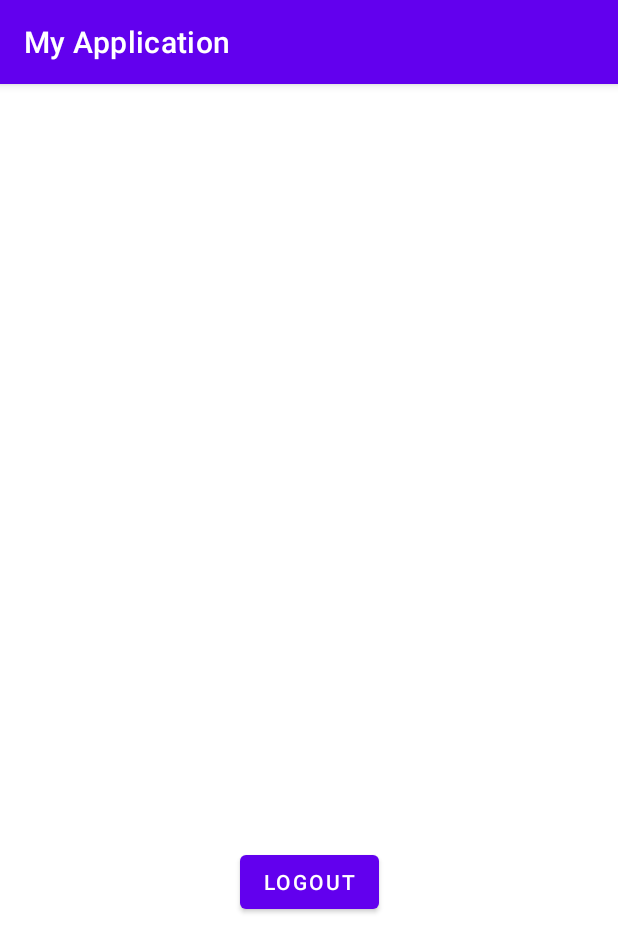
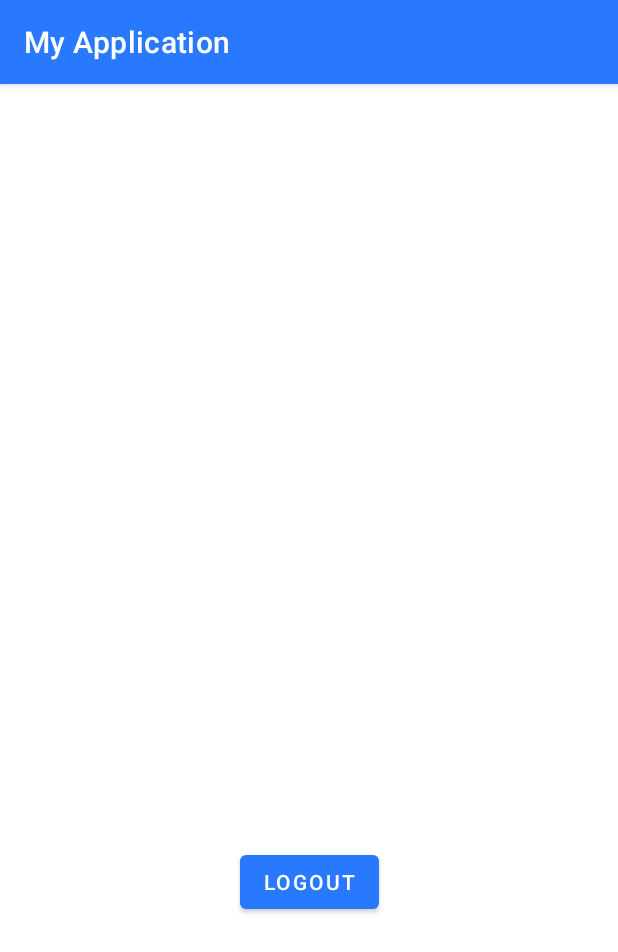
Before and after one commit to vamseevk2001/Kart-X, an Android app: the screen it shows after launch once a user with an empty profile is signed in (Profile), after a tap on an icon or button, on a phone screen of 412 x 824 dp. Shown: the top 952 px of the screen. Run offline under Robolectric (Android 15) with nearby library versions, the phone set to English and light mode, and no system bars; our stand-ins replace CircleImageView, Firebase (no records; nobody signed in at launch, a user with empty details on screens opened directly), Picasso; libraries missing offline, so code that uses them is left out: com.denzcoskun.imageslider; pictures from the network do not load; 9 statements that could not run were skipped.

```diff
--- a/app/build.gradle
+++ b/app/build.gradle
@@ -52,6 +52,6 @@ dependencies {
     // When using the BoM, you don't specify versions in Firebase library dependencies
     implementation 'com.google.firebase:firebase-auth'
     implementation 'com.squareup.picasso:picasso:2.71828'
-
+    implementation 'de.hdodenhof:circleimageview:3.1.0'
     implementation 'com.firebaseui:firebase-ui-database:7.1.1'
 }
--- a/app/src/main/java/com/shapps/myapplication/Dashboard.java
+++ b/app/src/main/java/com/shapps/myapplication/Dashboard.java
@@ -15,11 +15,17 @@ import com.bumptech.glide.Glide;
 import com.denzcoskun.imageslider.ImageSlider;
 import com.denzcoskun.imageslider.models.SlideModel;
 import com.firebase.ui.database.FirebaseRecyclerOptions;
+import com.google.android.gms.auth.api.signin.GoogleSignIn;
+import com.google.android.gms.auth.api.signin.GoogleSignInAccount;
+import com.google.android.material.imageview.ShapeableImageView;
 import com.google.firebase.database.DatabaseReference;
 import com.google.firebase.database.FirebaseDatabase;
+import com.squareup.picasso.Picasso;
 
 import java.util.ArrayList;
 import java.util.List;
+
+import de.hdodenhof.circleimageview.CircleImageView;
 
 public class Dashboard extends AppCompatActivity {
 
@@ -29,11 +35,12 @@ public class Dashboard extends AppCompatActivity {
     String img_url3 = "https://images-eu.ssl-images-amazon.com/images/G/31/img21/Laptops/Microsoft/Surface-Days/Surface-Pro-X-1242x450._CB656766391_SY500_.jpg"; //sony
     String img_url4 = "https://images-eu.ssl-images-amazon.com/images/G/31/img20/Audio/Sony/NYC/Boat_Hero_1242x450.jpg"; //boat
     String img_url5 = "https://images-eu.ssl-images-amazon.com/images/G/31/img21/Monitors/Co-op/LG/ED_monitors_1242x450.jpg";//lg monitor
-
+    Intent intent = getIntent();
 
     private RecyclerView recyclerView;
     ProductsAdapter adapter;
     DatabaseReference mbase;
+    CircleImageView avatar;
 
     @Override
     protected void onCreate(Bundle savedInstanceState) {
@@ -50,6 +57,12 @@ public class Dashboard extends AppCompatActivity {
         imageList.add(new SlideModel(img_url4));
         imageList.add(new SlideModel(img_url5));
         imageSlider.setImageList(imageList, false);
+
+
+        GoogleSignInAccount signInAccount = GoogleSignIn.getLastSignedInAccount(getApplicationContext());
+        avatar = findViewById(R.id.avatar);
+
+        Glide.with(getApplicationContext()).load(signInAccount.getPhotoUrl()).into(avatar);
 
         setRecyclerView();
 
--- a/app/src/main/java/com/shapps/myapplication/Profile.java
+++ b/app/src/main/java/com/shapps/myapplication/Profile.java
@@ -26,7 +26,6 @@ public class Profile extends AppCompatActivity {
         logout=findViewById(R.id.logout_id);
         name = findViewById(R.id.name);
         mail = findViewById(R.id.mail);
-        avatar = findViewById(R.id.avatar);
 
 
         GoogleSignInAccount signInAccount = GoogleSignIn.getLastSignedInAccount(this);
@@ -34,6 +33,8 @@ public class Profile extends AppCompatActivity {
                name.setText(signInAccount.getDisplayName());
                mail.setText(signInAccount.getEmail());
                Log.d("display Picture",signInAccount.getPhotoUrl().toString());
+               Intent intent = new Intent(this, Dashboard.class);
+               intent.putExtra("displayImage", signInAccount.getPhotoUrl().toString());
            }
         logout.setOnClickListener(new View.OnClickListener() {
             @Override
--- a/app/src/main/res/values/colors.xml
+++ b/app/src/main/res/values/colors.xml
@@ -11,4 +11,5 @@
     <color name="ghostWhite">#f8f8ff</color>
     <color name="duskYellow">#ffff05</color>
     <color name="lightGrey">#d3d3d3</color>
+    <color name="blue">#2979FF</color>
 </resources>
--- a/app/src/main/res/values/themes.xml
+++ b/app/src/main/res/values/themes.xml
@@ -2,8 +2,8 @@
     <!-- Base application theme. -->
     <style name="Theme.MyApplication" parent="Theme.MaterialComponents.DayNight.DarkActionBar">
         <!-- Primary brand color. -->
-        <item name="colorPrimary">@color/purple_500</item>
-        <item name="colorPrimaryVariant">@color/purple_700</item>
+        <item name="colorPrimary">@color/blue</item>
+        <item name="colorPrimaryVariant">@color/blue</item>
         <item name="colorOnPrimary">@color/white</item>
         <!-- Secondary brand color. -->
         <item name="colorSecondary">@color/teal_200</item>
--- a/app/src/main/res/xml/activity_dashboard_scene.xml
+++ b/app/src/main/res/xml/activity_dashboard_scene.xml
@@ -13,8 +13,7 @@
             app:layout_constraintEnd_toEndOf="parent"
             app:auto_cycle="true"
             app:period="1000"
-            app:delay="0"
-            />
+            app:delay="0"/>
     </ConstraintSet>
 
     <ConstraintSet android:id="@+id/end">
```
Also changed, not shown: app/src/main/res/layout/activity_dashboard.xml (+33 -15 lines).
